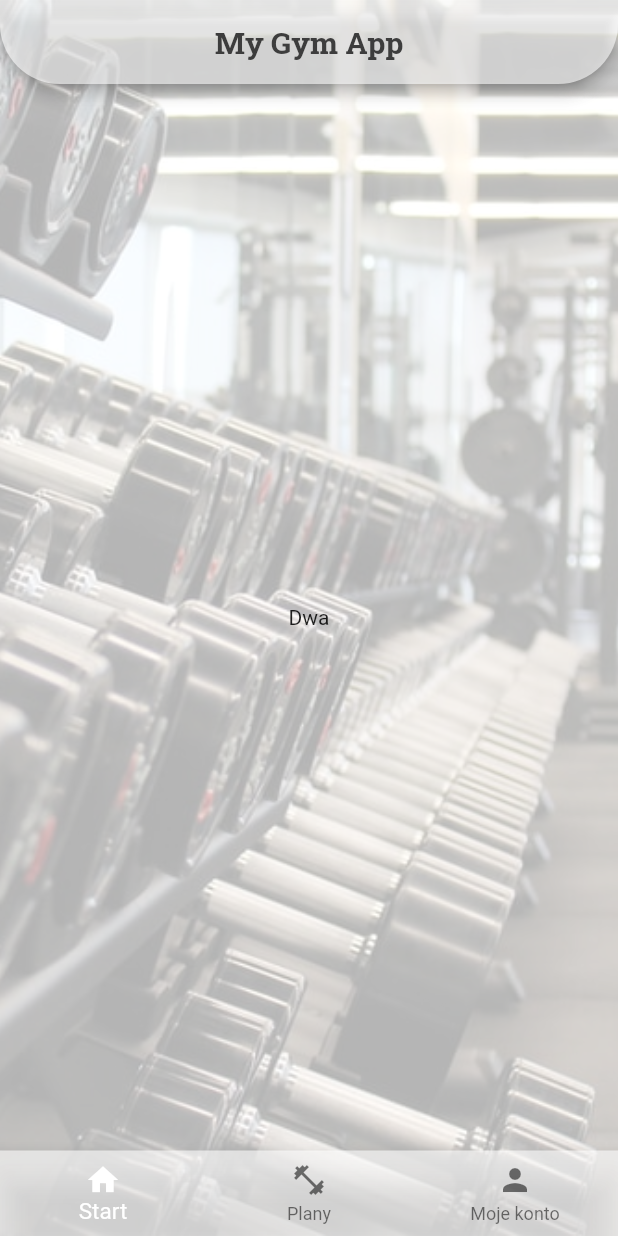
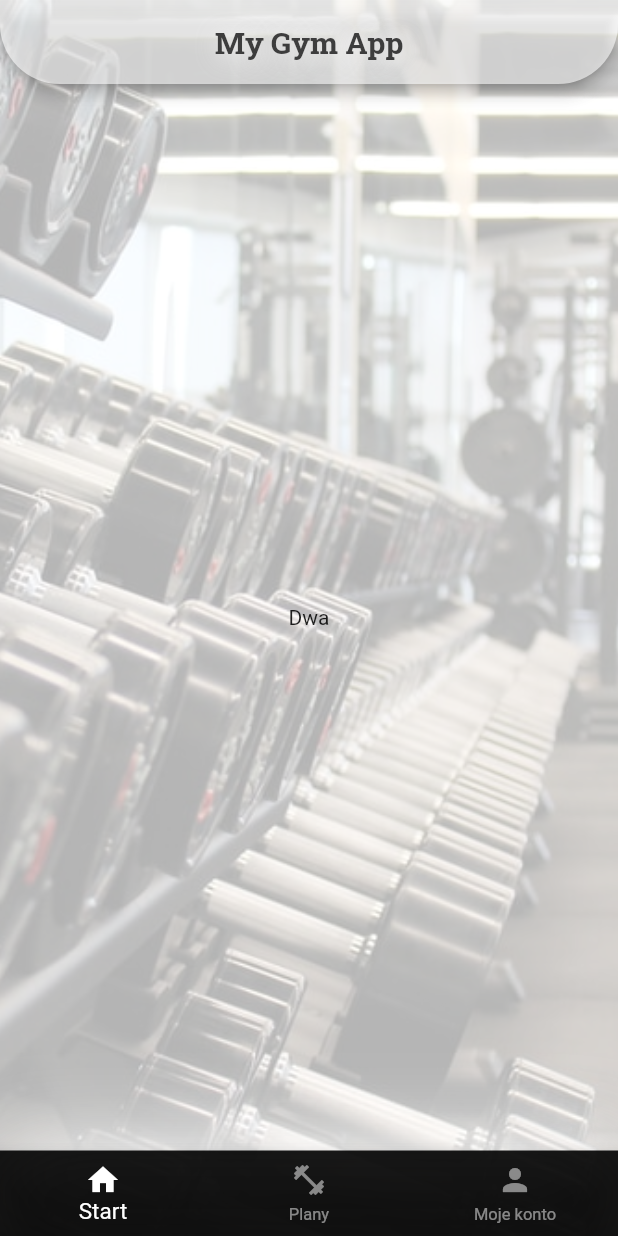
Before and after one commit to sebastiangirsza/my_gym_app, a Flutter app: the screen it shows once a user with an empty profile is signed in, on a phone screen of 412 x 824 dp. Run offline on Flutter 3.47's test engine with Material 2 defaults, Android fonts, the phone set to English and light mode, and no system bars; our stand-ins replace cloud_firestore, firebase_auth, firebase_core, google_fonts; accounts and stored records are empty.

```diff
--- a/lib/app/home/home_page.dart
+++ b/lib/app/home/home_page.dart
@@ -45,6 +45,13 @@ class _HomePageState extends State<HomePage> {
             title: Text(
               'My Gym App',
               style: GoogleFonts.robotoSlab(
+                shadows: const <Shadow>[
+                  Shadow(
+                    offset: Offset(2, 2),
+                    blurRadius: 20.0,
+                    color: Colors.white,
+                  ),
+                ],
                 fontSize: 20,
                 fontWeight: FontWeight.bold,
                 color: const Color.fromARGB(255, 61, 61, 61),
@@ -60,10 +67,21 @@ class _HomePageState extends State<HomePage> {
             }
             return MyAcountPageContent(email: widget.user.email);
           }),
-          bottomNavigationBar: BottomNavigationBar(
+          bottomNavigationBar: Container(
+            decoration: const BoxDecoration(
+              boxShadow: <BoxShadow>[
+                BoxShadow(
+                  color: Colors.white,
+                  blurRadius: 50,
+                ),
+              ],
+            ),
+            child: BottomNavigationBar(
+              backgroundColor: Colors.black.withOpacity(0.9),
               fixedColor: Colors.white,
               selectedFontSize: 15,
-            unselectedFontSize: 12,
+              unselectedFontSize: 11,
+              unselectedItemColor: Colors.white.withOpacity(0.5),
               currentIndex: currentIndex,
               onTap: (newIndex) {
                 setState(() {
@@ -86,5 +104,6 @@ class _HomePageState extends State<HomePage> {
               ],
             ),
           ),
+        ),
       );
 }
```
Also changed, not shown: lib/app/home/plans/add_exercises_page_content.dart (+7 -0 lines), lib/app/home/plans/exercises_page_content.dart (+7 -0 lines). Lines whose indentation alone changed are shown as unchanged.
